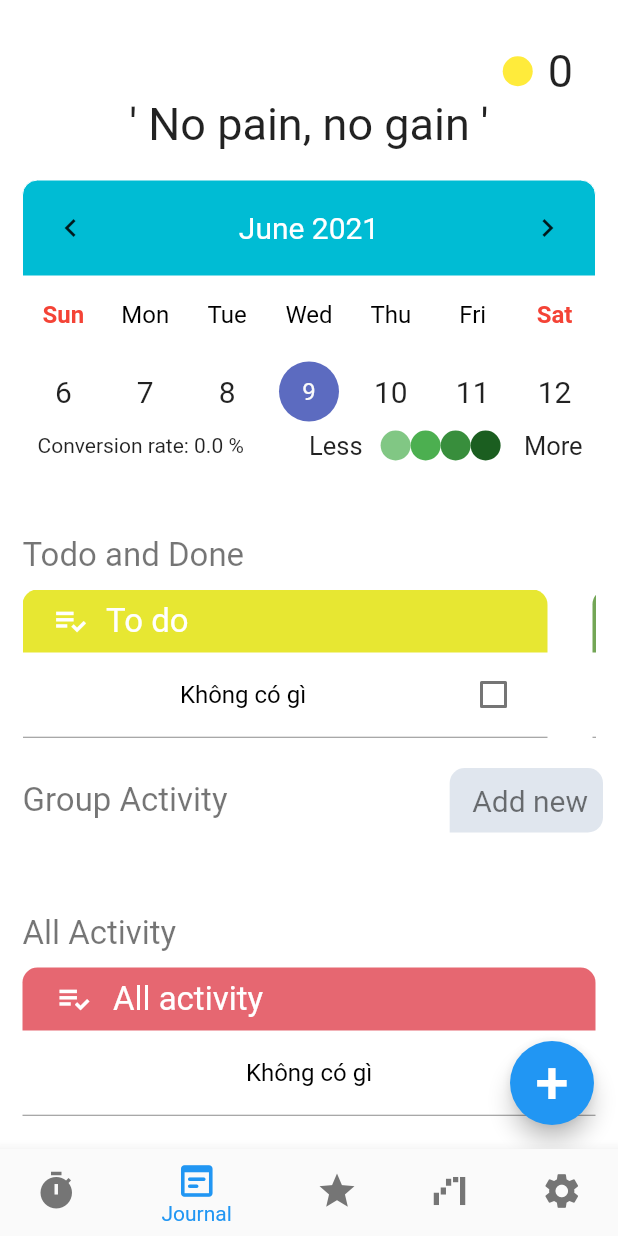
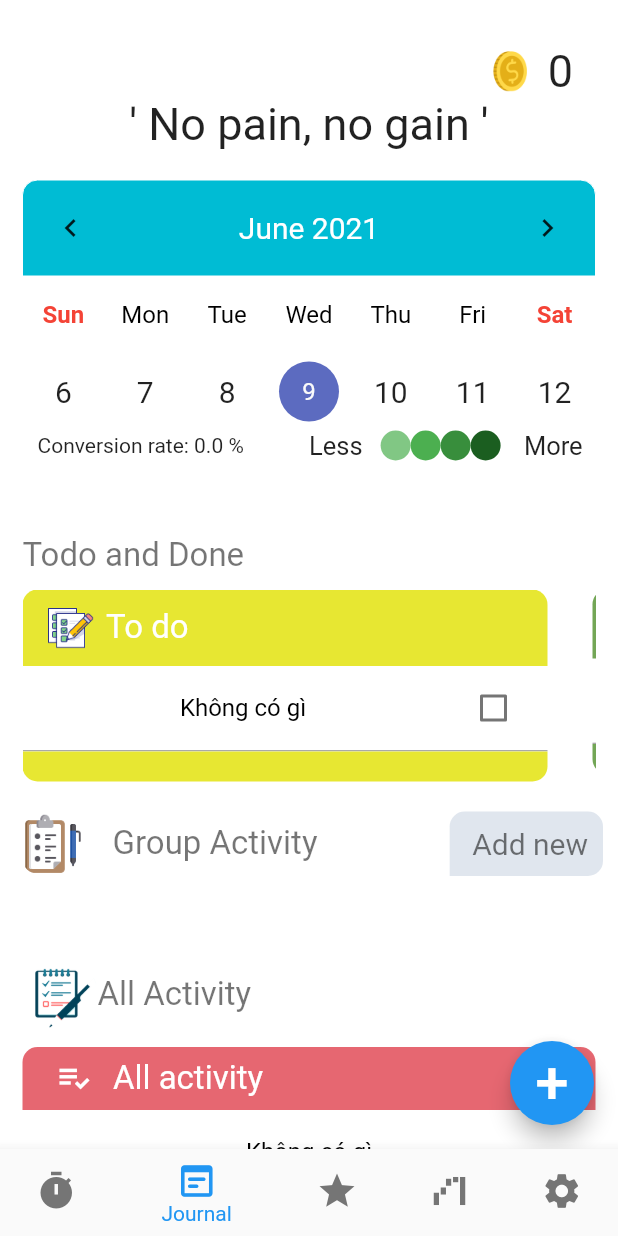
Before and after one commit to CongPhiNguyen/focusAssist, a Flutter app: the screen it shows after launch, item 2 of the bottom bar chosen, on a phone screen of 412 x 824 dp. Run offline on Flutter 3.47's test engine with Material 2 defaults, Android fonts, the phone set to English and light mode, and no system bars; drawn by our look-alikes of table_calendar; our stand-ins replace flutter_calendar_carousel, percent_indicator, pie_chart, sqflite; accounts and stored records are empty.

Commit message:
Thêm các icon cơ bản

```diff
--- a/focus_assist/lib/pages/journal_screen.dart
+++ b/focus_assist/lib/pages/journal_screen.dart
@@ -206,12 +206,8 @@ class _JournalScreenState extends State<JournalScreen> {
                       onTap: () {
                         getDoneTask();
                       },
-                    child: Icon(
-                      Icons.playlist_add_check,
-                      color: Colors.white,
-                      size: 25,
-                    ),
-                  ),
+                      child: Image.asset('assets/done.png',
+                          width: 30, height: 30)),
                 ),
                 Expanded(
                   flex: 6,
@@ -240,6 +236,15 @@ class _JournalScreenState extends State<JournalScreen> {
             );
           },
         ),
+        Container(
+          height: 20,
+          decoration: BoxDecoration(
+              color: Color(0xff73a656),
+              borderRadius: BorderRadius.only(
+                bottomLeft: Radius.circular(10),
+                bottomRight: Radius.circular(10),
+              )),
+        )
       ],
     );
   }
@@ -414,10 +419,10 @@ class _JournalScreenState extends State<JournalScreen> {
                       getToDoList();
                       getDoneTask();
                     },
-                    child: Icon(
-                      Icons.playlist_add_check,
-                      color: Colors.white,
-                      size: 25,
+                    child: Image.asset(
+                      'assets/todo.png',
+                      width: 35,
+                      height: 35,
                     ),
                   ),
                 ),
@@ -497,6 +502,15 @@ class _JournalScreenState extends State<JournalScreen> {
             );
           },
         ),
+        Container(
+          height: 20,
+          decoration: BoxDecoration(
+              color: Color(0xffe7e732),
+              borderRadius: BorderRadius.only(
+                bottomLeft: Radius.circular(10),
+                bottomRight: Radius.circular(10),
+              )),
+        )
       ],
     );
   }
@@ -573,6 +587,15 @@ class _JournalScreenState extends State<JournalScreen> {
               );
             },
           ),
+          Container(
+            height: 10,
+            decoration: BoxDecoration(
+                color: Color(0xffe66771),
+                borderRadius: BorderRadius.only(
+                  bottomLeft: Radius.circular(10),
+                  bottomRight: Radius.circular(10),
+                )),
+          )
         ],
       ),
     );
@@ -658,23 +681,27 @@ class _JournalScreenState extends State<JournalScreen> {
                 child: Padding(
                   padding: const EdgeInsets.all(8.0),
                   child: Row(
-                      mainAxisAlignment: MainAxisAlignment.center,
+                      mainAxisAlignment: MainAxisAlignment.spaceBetween,
                       children: [
-                        Expanded(
-                          flex: 1,
-                          child: Icon(
-                            Icons.playlist_add_check,
-                            color: Colors.white,
-                            size: 25,
-                          ),
-                        ),
-                        Expanded(
-                          flex: 6,
+                        Padding(
+                          padding: EdgeInsets.fromLTRB(20, 2, 2, 2),
                           child: Text(
                             allGroup[inDex],
                             style: TextStyle(color: Colors.white, fontSize: 22),
                           ),
                         ),
+                        Row(
+                          children: [
+                            Icon(Icons.edit, color: Colors.white),
+                            SizedBox(
+                              width: 10,
+                            ),
+                            Icon(Icons.delete, color: Colors.white),
+                            SizedBox(
+                              width: 10,
+                            )
+                          ],
+                        )
                       ]),
                 )),
             ListView.builder(
@@ -934,8 +961,9 @@ class _JournalScreenState extends State<JournalScreen> {
             mainAxisAlignment: MainAxisAlignment.end,
             children: [
               CircleAvatar(
-                backgroundColor: Colors.yellow,
-                radius: 10,
+                backgroundColor: Color(0xffffffff),
+                radius: 15,
+                child: Image.asset('assets/gold.png', width: 30, height: 30),
               ),
               SizedBox(
                 width: 10,
@@ -1010,9 +1038,28 @@ class _JournalScreenState extends State<JournalScreen> {
             child: Row(
               mainAxisAlignment: MainAxisAlignment.spaceBetween,
               children: [
+                Row(
+                  children: [
+                    ClipRRect(
+                      borderRadius: BorderRadius.circular(10.0), //or 15.0
+                      child: Container(
+                        height: 40.0,
+                        width: 40.0,
+                        child: Image.asset(
+                          'assets/group_activity.png',
+                          width: 30,
+                          height: 30,
+                        ),
+                      ),
+                    ),
+                    SizedBox(
+                      width: 20,
+                    ),
                     Text(
                       'Group Activity',
                       style: TextStyle(fontSize: 22, color: Colors.black54),
+                    ),
+                  ],
                 ),
                 Container(
                   padding: EdgeInsets.fromLTRB(15, 10, 10, 10),
@@ -1022,16 +1069,6 @@ class _JournalScreenState extends State<JournalScreen> {
                           topLeft: Radius.circular(10),
                           topRight: Radius.circular(10),
                           bottomRight: Radius.circular(10))),
-                  // child: TextButton(
-                  //     onPressed: () async {
-                  //       await showDialog(
-                  //         context: context,
-                  //         builder: (_) => AddGroup(),
-                  //       );
-                  //       getAllActivity();
-                  //       getToDoList();
-                  //       getAllGroup();
-                  //     },
                   child: InkWell(
                     onTap: () async {
                       await showDialog(
@@ -1058,9 +1095,14 @@ class _JournalScreenState extends State<JournalScreen> {
         ),
         Padding(
           padding: const EdgeInsets.fromLTRB(15, 10, 10, 0),
-          child: Text(
+          child: Row(
+            children: [
+              Image.asset('assets/allactivity.png', width: 50, height: 50),
+              Text(
                 'All Activity',
                 style: TextStyle(fontSize: 22, color: Colors.black54),
+              ),
+            ],
           ),
         ),
         AllActivity(),
```
Also changed, not shown: focus_assist/assets/1.png (added), focus_assist/assets/allactivity.png (added), focus_assist/assets/done.png (added), focus_assist/assets/gold.png (added), focus_assist/assets/group_activity.png (added), focus_assist/assets/todo.png (added). Lines whose indentation alone changed are shown as unchanged.
